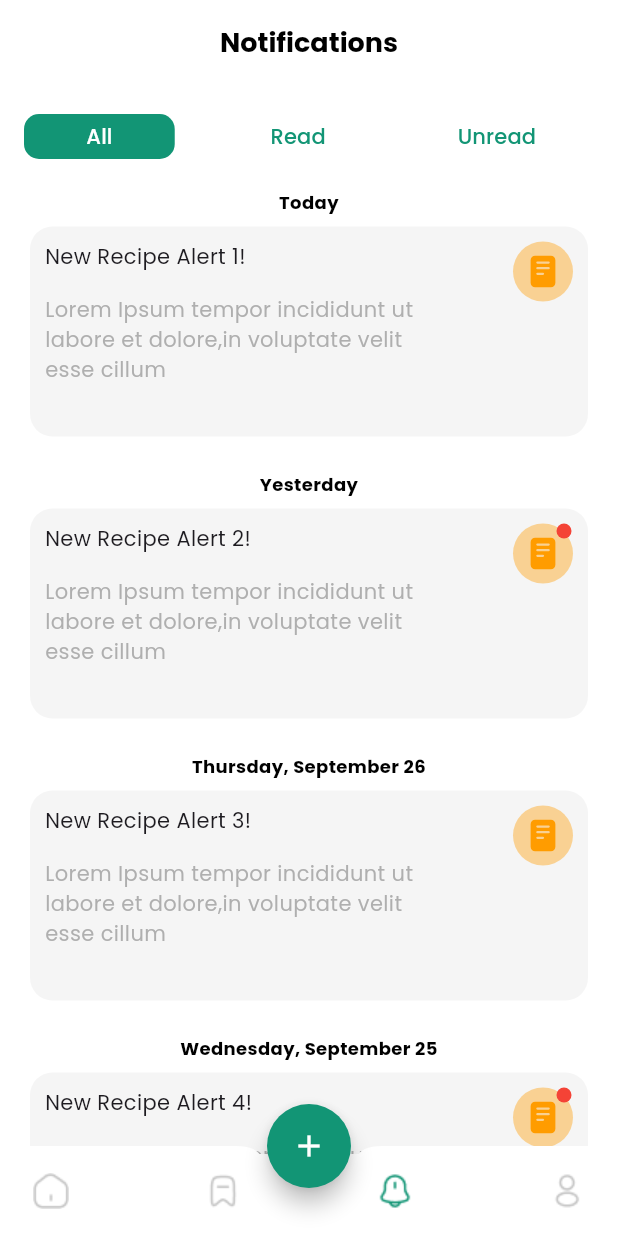
After one commit to KN237/FoodRecipeAppUI, a Flutter app: the HomePage screen opened directly, item 3 of the bottom bar chosen, on a phone screen of 412 x 824 dp. The commit adds this screen. Run offline on Flutter 3.47's test engine with Material 3 defaults, Android fonts, the phone set to English and light mode, and no system bars; drawn by our look-alikes of grouped_list; our stand-ins replace google_fonts, ionicons.

Commit message:
notifications page ok

```diff
--- a/lib/configs/theme.dart
+++ b/lib/configs/theme.dart
@@ -1,10 +1,18 @@
 import 'package:flutter/material.dart';
 import 'package:google_fonts/google_fonts.dart';
+import 'package:recipe_app/configs/constants.dart';
 
 final customTheme = ThemeData.light().copyWith(
   textTheme: GoogleFonts.poppinsTextTheme(),
   scaffoldBackgroundColor: Colors.white,
   appBarTheme: const AppBarTheme(backgroundColor: Colors.white),
+  tabBarTheme: const TabBarTheme(
+    indicatorColor: Colors.transparent,
+    labelStyle: TextStyle(color: Colors.white),
+    unselectedLabelStyle: TextStyle(color: Constants.primaryColor),
+    dividerHeight: 0,
+    tabAlignment: TabAlignment.start,
+  ),
 );
 
 final titleLargeBold = customTheme.textTheme.titleLarge!
--- a/lib/screens/main/home_implicit.dart
+++ b/lib/screens/main/home_implicit.dart
@@ -4,8 +4,8 @@ import 'package:recipe_app/widgets/card_view.dart';
 import 'package:recipe_app/widgets/main_header.dart';
 import 'package:recipe_app/widgets/search_widget.dart';
 import 'package:recipe_app/widgets/spacer.dart';
-import 'package:recipe_app/widgets/tab_bar.dart';
-import 'package:recipe_app/widgets/tab_view.dart';
+import 'package:recipe_app/widgets/home_tab_bar.dart';
+import 'package:recipe_app/widgets/home_tab_view.dart';
 
 class HomeImplicit extends StatefulWidget {
   const HomeImplicit({super.key});
--- a/lib/screens/main/home_page.dart
+++ b/lib/screens/main/home_page.dart
@@ -3,6 +3,7 @@ import 'package:recipe_app/configs/constants.dart';
 import 'package:recipe_app/configs/theme.dart';
 import 'package:recipe_app/screens/main/bookmark_page.dart';
 import 'package:recipe_app/screens/main/home_implicit.dart';
+import 'package:recipe_app/screens/main/notification_page.dart';
 import 'package:recipe_app/screens/main/search_page.dart';
 import 'package:recipe_app/widgets/bottom_navigation_bar.dart';
 
@@ -17,7 +18,7 @@ class _HomePageState extends State<HomePage> {
   final List<Widget> screens = const [
     HomeImplicit(),
     BookmarkPage(),
-    HomeImplicit(),
+    NotificationPage(),
     BookmarkPage()
   ];
   int currentIndex = 0;
@@ -34,13 +35,23 @@ class _HomePageState extends State<HomePage> {
       extendBody: true,
       appBar: currentIndex == 1
           ? AppBar(
+              automaticallyImplyLeading: false,
               centerTitle: true,
               title: Text(
                 'Search recipes',
                 style: titleSmallBold,
               ),
             )
-          : null,
+          : currentIndex == 2
+              ? AppBar(
+                  automaticallyImplyLeading: false,
+                  centerTitle: true,
+                  title: Text(
+                    'Notifications',
+                    style: titleSmallBold,
+                  ),
+                )
+              : null,
       body: screens[currentIndex],
       bottomNavigationBar: CustomBottomNavigationBar(
         onPageChange: (index) {
--- /dev/null
+++ b/lib/screens/main/notification_page.dart
@@ -0,0 +1,45 @@
+import 'package:flutter/material.dart';
+import 'package:recipe_app/widgets/notifications_tab_bar.dart';
+import 'package:recipe_app/widgets/notifications_tab_view.dart';
+import 'package:recipe_app/widgets/spacer.dart';
+
+class NotificationPage extends StatefulWidget {
+  const NotificationPage({super.key});
+
+  @override
+  State<NotificationPage> createState() => _NotificationPageState();
+}
+
+class _NotificationPageState extends State<NotificationPage>
+    with SingleTickerProviderStateMixin {
+  late TabController tabController;
+
+  @override
+  void initState() {
+    tabController = TabController(length: 3, vsync: this);
+    super.initState();
+  }
+
+  @override
+  void dispose() {
+    tabController.dispose();
+    super.dispose();
+  }
+
+  @override
+  Widget build(BuildContext context) {
+    return Container(
+      height: double.infinity,
+      padding: EdgeInsets.only(
+          top: MediaQuery.of(context).viewPadding.top + 20, bottom: 55),
+      child: Column(
+        crossAxisAlignment: CrossAxisAlignment.start,
+        children: [
+          NotificationTabBar(tabController: tabController),
+          addVerticalSpace(10),
+          Expanded(child: NotificationsTabView(tabController: tabController)),
+        ],
+      ),
+    );
+  }
+}
--- a/lib/widgets/tab_bar.dart
+++ b/lib/widgets/home_tab_bar.dart
@@ -18,10 +18,6 @@ class _CustomTabBarState extends State<CustomTabBar> {
         controller: widget.tabController,
         padding: EdgeInsets.zero,
         isScrollable: true,
-        indicatorColor: Colors.transparent,
-        labelStyle: const TextStyle(color: Colors.white),
-        unselectedLabelStyle: TextStyle(color: Constants.primaryColor),
-        dividerHeight: 0,
         tabAlignment: TabAlignment.start,
         onTap: (value) {
           setState(() {});
--- /dev/null
+++ b/lib/widgets/notifications_tab_bar.dart
@@ -0,0 +1,86 @@
+import 'package:flutter/material.dart';
+import 'package:recipe_app/configs/constants.dart';
+
+class NotificationTabBar extends StatefulWidget {
+  const NotificationTabBar({super.key, required this.tabController});
+  final TabController tabController;
+
+  @override
+  State<NotificationTabBar> createState() => _NotificationTabBarState();
+}
+
+class _NotificationTabBarState extends State<NotificationTabBar> {
+  @override
+  Widget build(BuildContext context) {
+    return TabBar(
+      controller: widget.tabController,
+      padding: EdgeInsets.zero,
+      tabAlignment: TabAlignment.center,
+      onTap: (value) {
+        setState(() {});
+      },
+      tabs: [
+        GestureDetector(
+          onTap: () {
+            setState(() {
+              widget.tabController.animateTo(0);
+            });
+          },
+          child: Container(
+            width: MediaQuery.of(context).size.width / 4.1,
+            height: 30,
+            decoration: BoxDecoration(
+              color: widget.tabController.index == 0
+                  ? Constants.primaryColor
+                  : Colors.transparent,
+              borderRadius: BorderRadius.circular(10),
+            ),
+            child: const Center(
+              child: Text('All'),
+            ),
+          ),
+        ),
+        GestureDetector(
+          onTap: () {
+            setState(() {
+              widget.tabController.animateTo(1);
+            });
+          },
+          child: Container(
+            width: MediaQuery.of(context).size.width / 4.1,
+            height: 30,
+            decoration: BoxDecoration(
+              color: widget.tabController.index == 1
+                  ? Constants.primaryColor
+                  : Colors.transparent,
+              borderRadius: BorderRadius.circular(10),
+            ),
+            child: const Center(
+              child: Text('Read'),
+            ),
+          ),
+        ),
+        GestureDetector(
+          onTap: () {
+            setState(() {
+              widget.tabController.animateTo(2);
+            });
+          },
+          child: Container(
+            width: MediaQuery.of(context).size.width / 4.1,
+            height: 30,
+            decoration: BoxDecoration(
+              color: widget.tabController.index == 2
+                  ? Constants.primaryColor
+                  : Colors.transparent,
+              borderRadius: BorderRadius.circular(10),
+            ),
+            child: const Center(
+              child: Text('Unread'),
+            ),
+          ),
+        ),
+      ],
+    );
+  }
+}
--- /dev/null
+++ b/lib/widgets/notifications_tab_view.dart
@@ -0,0 +1,31 @@
+import 'package:flutter/material.dart';
+import 'package:recipe_app/widgets/notifications_widget.dart';
+
+class NotificationsTabView extends StatelessWidget {
+  const NotificationsTabView({super.key, required this.tabController});
+  final TabController tabController;
+  @override
+  Widget build(BuildContext context) {
+    return Padding(
+      padding: const EdgeInsets.symmetric(horizontal: 20),
+      child: Container(
+        width: MediaQuery.of(context).size.width,
+        height: 250,
+        padding: EdgeInsets.zero,
+        child: TabBarView(
+          controller: tabController,
+          physics: const NeverScrollableScrollPhysics(),
+          children: [
+            NotificationsWidget(),
+            Container(
+              color: Colors.black,
+            ),
+            Container(
+              color: Colors.black,
+            ),
+          ],
+        ),
+      ),
+    );
+  }
+}
--- /dev/null
+++ b/lib/widgets/notifications_widget.dart
@@ -0,0 +1,156 @@
+import 'package:flutter/material.dart';
+import 'package:grouped_list/grouped_list.dart';
+import 'package:intl/intl.dart';
+import 'package:ionicons/ionicons.dart';
+import 'package:recipe_app/configs/constants.dart';
+import 'package:recipe_app/configs/theme.dart';
+
+class NotificationsWidget extends StatefulWidget {
+  const NotificationsWidget({super.key});
+
+  @override
+  State<NotificationsWidget> createState() => _NotificationsWidgetState();
+}
+
+class _NotificationsWidgetState extends State<NotificationsWidget> {
+  String formatDate(DateTime date) {
+    final formatter = DateFormat.MMMMEEEEd();
+    if (formatter.format(date) == formatter.format(DateTime.now())) {
+      return 'Today';
+    } else if (formatter.format(date) ==
+        formatter.format(
+          DateTime.now().subtract(
+            const Duration(days: 1),
+          ),
+        )) {
+      return 'Yesterday';
+    } else {
+      return formatter.format(date);
+    }
+  }
+
+  final List _elements = [
+    {
+      'title': 'New Recipe Alert 1!',
+      'date': DateTime.now(),
+      'isRead': true,
+      'description':
+          'Lorem Ipsum tempor incididunt ut labore et dolore,in voluptate velit esse cillum'
+    },
+    {
+      'title': 'New Recipe Alert 2!',
+      'date': DateTime.now().subtract(const Duration(days: 1)),
+      'isRead': false,
+      'description':
+          'Lorem Ipsum tempor incididunt ut labore et dolore,in voluptate velit esse cillum'
+    },
+    {
+      'title': 'New Recipe Alert 3!',
+      'date': DateTime(2024, 9, 26),
+      'isRead': true,
+      'description':
+          'Lorem Ipsum tempor incididunt ut labore et dolore,in voluptate velit esse cillum'
+    },
+    {
+      'title': 'New Recipe Alert 4!',
+      'date': DateTime(2024, 9, 25),
+      'isRead': false,
+      'description':
+          'Lorem Ipsum tempor incididunt ut labore et dolore,in voluptate velit esse cillum'
+    },
+    {
+      'title': 'New Recipe Alert 5!',
+      'date': DateTime(2024, 8, 15),
+      'isRead': true,
+      'description':
+          'Lorem Ipsum tempor incididunt ut labore et dolore,in voluptate velit esse cillum'
+    },
+    {
+      'title': 'New Recipe Alert 6!',
+      'date': DateTime(2023, 4, 13),
+      'isRead': false,
+      'description':
+          'Lorem Ipsum tempor incididunt ut labore et dolore,in voluptate velit esse cillum'
+    },
+  ];
+  @override
+  Widget build(BuildContext context) {
+    return GroupedListView(
+      elements: _elements,
+      groupBy: (date) => date['date'].toString(),
+      groupComparator: (value1, value2) {
+        final date1 = DateTime.parse(value1);
+        final date2 = DateTime.parse(value2);
+        return date1.compareTo(date2);
+      },
+      order: GroupedListOrder.DESC,
+      groupSeparatorBuilder: (String value) => Padding(
+        padding: const EdgeInsets.all(8.0),
+        child: Text(
+          formatDate(DateTime.parse(value)),
+          textAlign: TextAlign.center,
+          style: bodySmallBold,
+        ),
+      ),
+      itemBuilder: (c, element) {
+        return Container(
+          width: MediaQuery.of(context).size.width,
+          height: 140,
+          margin: const EdgeInsets.only(bottom: 15),
+          decoration: BoxDecoration(
+            borderRadius: BorderRadius.circular(15),
+            color: Colors.grey.withOpacity(0.1),
+          ),
+          child: Stack(
+            children: [
+              Positioned(
+                top: 10,
+                left: 10,
+                child: Text(
+                  element['title'],
+                ),
+              ),
+              Positioned(
+                top: 10,
+                right: 10,
+                child: Stack(
+                  children: [
+                    CircleAvatar(
+                      backgroundColor:
+                          Constants.secondaryColor.withOpacity(0.4),
+                      child: const Icon(
+                        Ionicons.reader,
+                        color: Constants.secondaryColor,
+                      ),
+                    ),
+                    if (element['isRead'] == false)
+                      const Positioned(
+                        right: 1,
+                        child: CircleAvatar(
+                          backgroundColor: Colors.red,
+                          radius: 5,
+                        ),
+                      )
+                  ],
+                ),
+              ),
+              Positioned(
+                top: 45,
+                left: 10,
+                child: SizedBox(
+                  width: 250,
+                  child: Text(
+                    element['description'],
+                    style: bodyMediumRegular.copyWith(
+                      color: Colors.grey.withOpacity(0.8),
+                    ),
+                  ),
+                ),
+              ),
+            ],
+          ),
+        );
+      },
+    );
+  }
+}
--- a/pubspec.yaml
+++ b/pubspec.yaml
@@ -32,7 +32,9 @@ dependencies:
   flutter:
     sdk: flutter
   google_fonts: ^6.2.1
+  grouped_list: ^6.0.0
   icon_icons: ^1.0.4
+  intl: ^0.19.0
   ionicons: ^0.2.2
 
 dev_dependencies:
```
Also changed, not shown: lib/widgets/home_tab_view.dart (renamed from lib/widgets/tab_view.dart), pubspec.lock.
